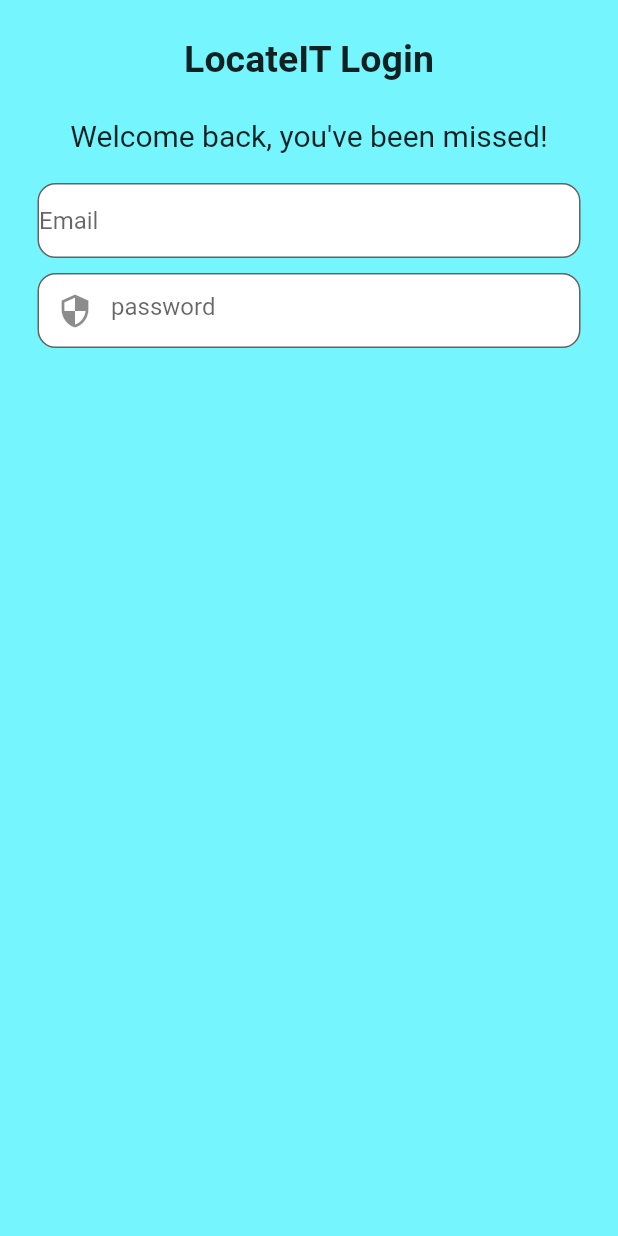
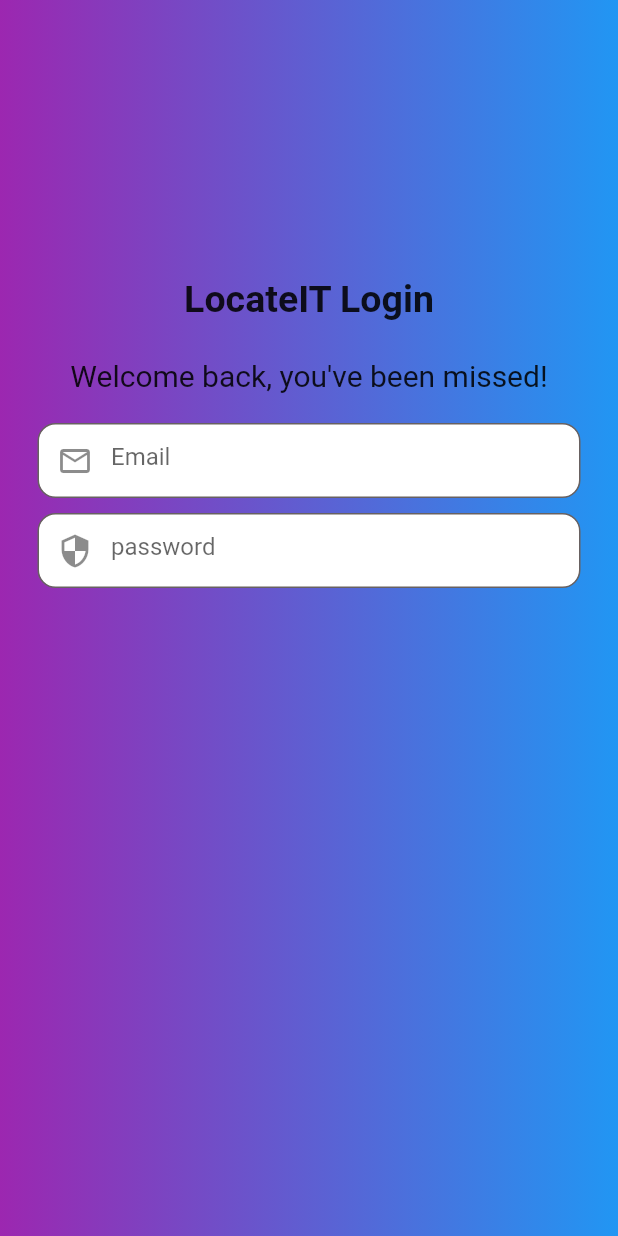
Before and after one commit to ratulsarker/LocateIT_s, a Flutter app: the screen it shows after launch, item 4 of the bottom bar chosen, on a phone screen of 412 x 824 dp. Run offline on Flutter 3.47's test engine with Material 2 defaults, Android fonts, the phone set to English and light mode, and no system bars.

Commit message:
added gradient to login page

```diff
--- a/lib/login_page.dart
+++ b/lib/login_page.dart
@@ -10,13 +10,20 @@ class LoginPage extends StatefulWidget {
 class _LoginPageState extends State<LoginPage> {
   @override
   Widget build(BuildContext context) {
-    return Scaffold(
-      backgroundColor: const Color.fromARGB(255, 117, 246, 255),
+    return Container(
+      decoration: const BoxDecoration(
+          gradient: LinearGradient(
+        begin: Alignment.centerLeft,
+        end: Alignment.centerRight,
+        colors: [Colors.purple, Colors.blue],
+      )),
+      child: Scaffold(
+        backgroundColor: Colors.transparent,
         body: SafeArea(
           child: Center(
             child: Column(
               children: [
-              const SizedBox(height: 25),
+                const SizedBox(height: 185),
                 // Text
                 const Text(
                   'LocateIT Login',
@@ -49,6 +56,7 @@ class _LoginPageState extends State<LoginPage> {
                       decoration: InputDecoration(
                         border: InputBorder.none,
                         hintText: 'Email',
+                        prefixIcon: Icon(Icons.email_outlined),
                       ),
                     ),
                   ),
@@ -80,6 +88,7 @@ class _LoginPageState extends State<LoginPage> {
           ),
         ),
         // ema
+      ),
     );
   }
 }
```
Lines whose indentation alone changed are shown as unchanged.
